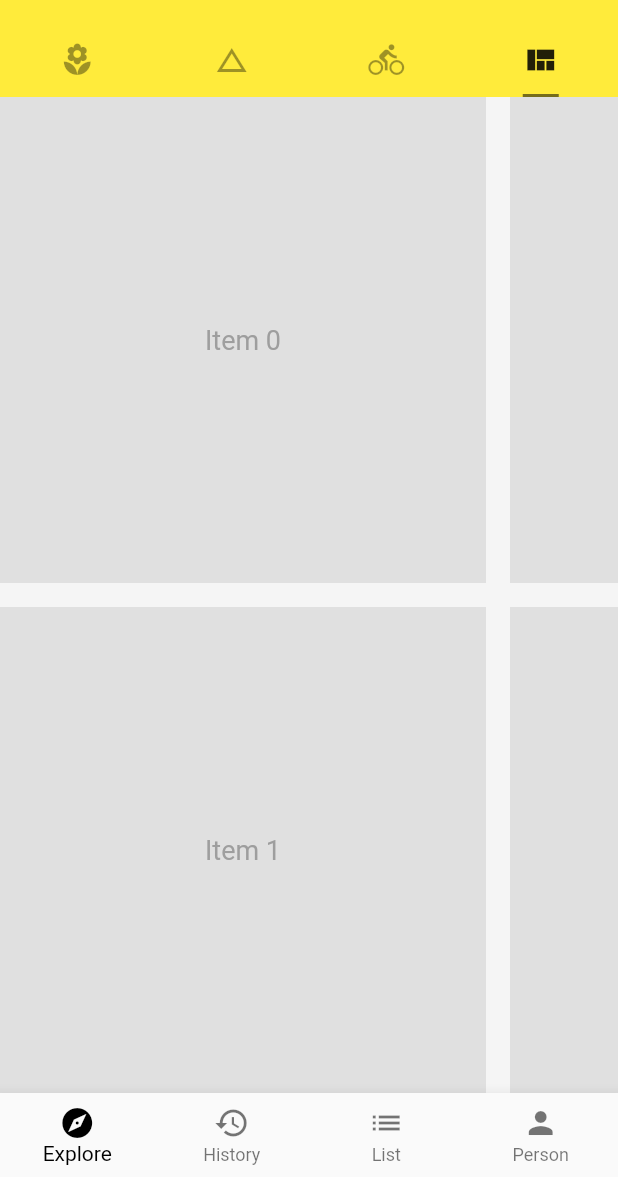
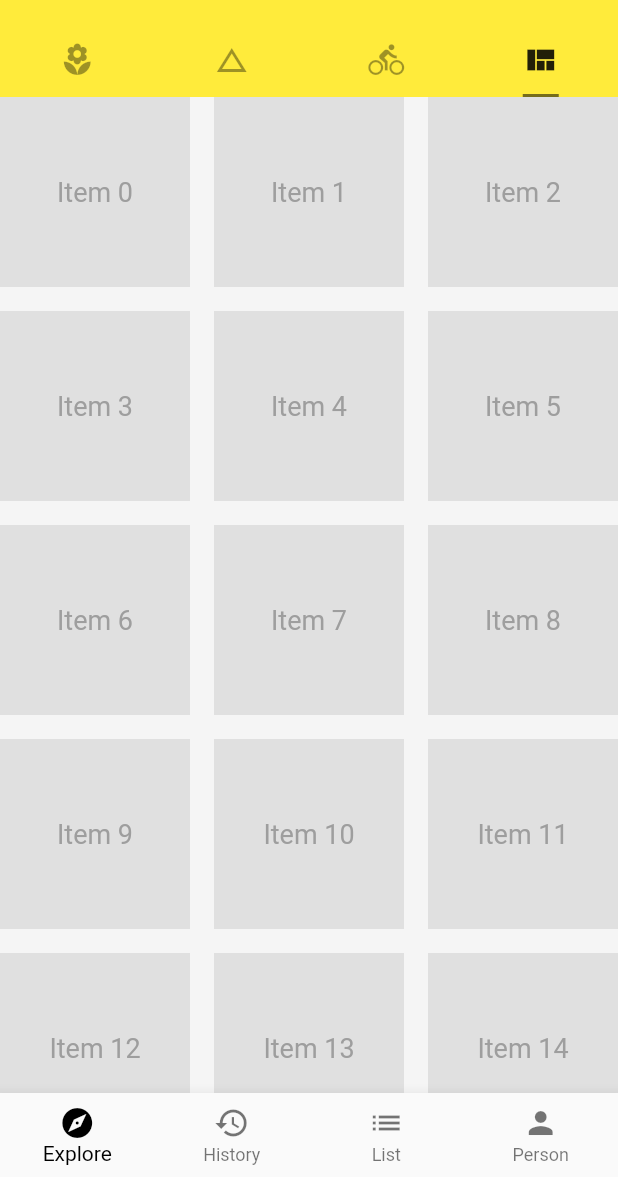
Before and after one commit to okerivy/step_flutter, a Flutter app: the screen it shows after launch, tab 4 chosen, on a phone screen of 412 x 824 dp, the part 59-1236 px from its top. Run offline on Flutter 3.47's test engine with Material 2 defaults, Android fonts, the phone set to English and light mode, and no system bars; network calls fail.

Commit message:
抽取 ViewGridCountDemo

```diff
--- a/lib/demo/view_demo.dart
+++ b/lib/demo/view_demo.dart
@@ -7,6 +7,14 @@ class ViewDemo extends StatelessWidget {
 
   @override
   Widget build(BuildContext context) {
+    return ViewGridCountDemo();
+  }
+}
+
+class ViewGridCountDemo extends StatelessWidget {
+  @override
+  Widget build(BuildContext context) {
+
     List<Widget> _buildTiles(int length) {
       return List.generate(length, (int index) {
         return Container(
@@ -19,18 +27,18 @@ class ViewDemo extends StatelessWidget {
         );
       });
     }
+
     return GridView.count(
       //? GridView 如果是竖直滚动,那么就 主轴就是竖直, 交叉轴就是 横向
       //* 主轴的方向: 就是滚动的方向
-      scrollDirection: Axis.horizontal, // 水平滚动
-      crossAxisCount: 2, //? 交叉轴有几个Item
+      // scrollDirection: Axis.horizontal, // 水平滚动
+      crossAxisCount: 3, //? 交叉轴有几个Item
       crossAxisSpacing: 16.0,
       mainAxisSpacing: 16.0,
       children: _buildTiles(100),
     );
   }
 }
-
 
 class ViewPageViewBuilderDemo extends StatelessWidget {
 
```
